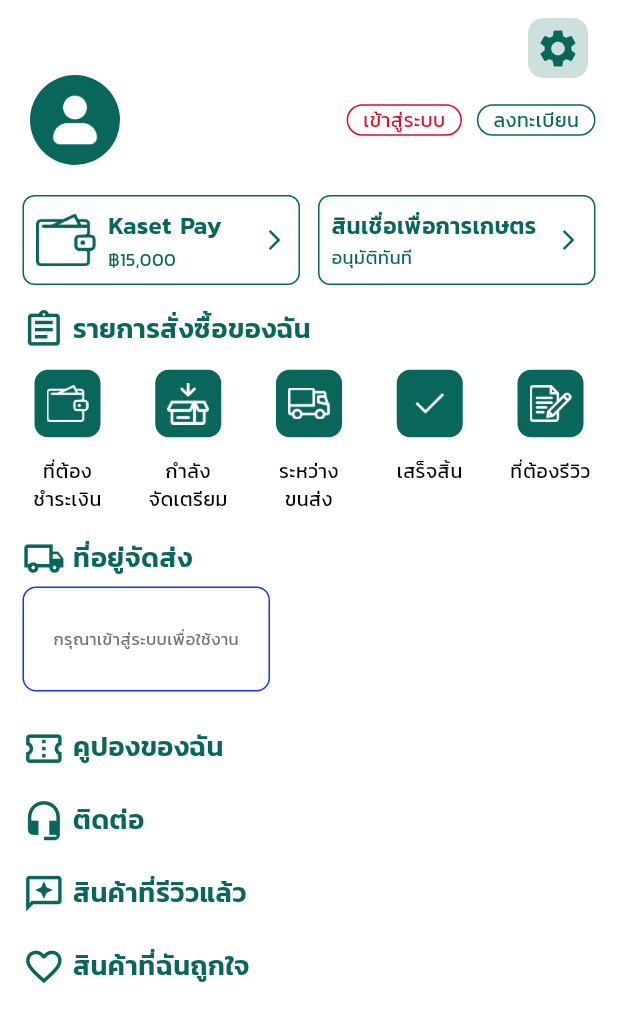
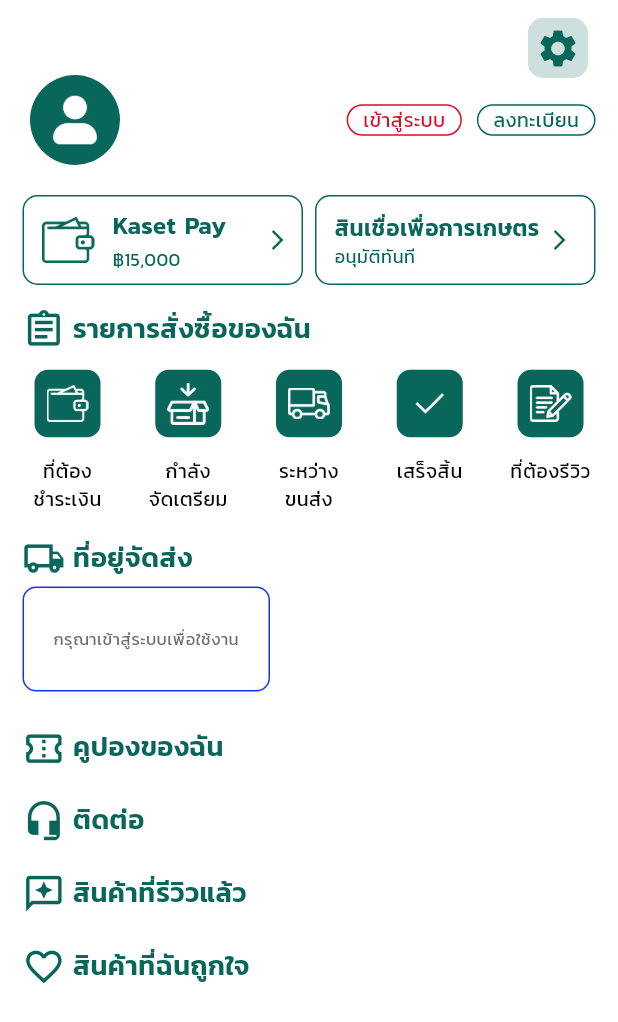
Before and after one commit to webuilddeveloper/kaset_mall_2025_mobile, a Flutter app: the UserInformationCentralPage screen opened directly, on a phone screen of 412 x 824 dp. Shown: the top 1022 px of the screen. Run offline on Flutter 3.47's test engine with Material 3 defaults, Android fonts, the light colour scheme and no system bars; our stand-ins replace cached_network_image, carousel_slider, dio, easy_localization, firebase_auth, firebase_core and 18 more; missing offline and left inert: clipboard, flutter_facebook_auth, flutter_line_sdk, syncfusion_flutter_pdfviewer; accounts and stored records are empty; network calls fail.

Commit message:
แก้ไขรูป

```diff
--- a/lib/cart.dart
+++ b/lib/cart.dart
@@ -214,6 +214,7 @@ class _CartCentralPageState extends State<CartCentralPage> {
       appBar: AppBar(
         elevation: 0,
         backgroundColor: Colors.white,
+        surfaceTintColor: Colors.transparent,
         automaticallyImplyLeading: false,
         toolbarHeight: AdaptiveTextSize().getadaptiveTextSize(context, 50),
         flexibleSpace: Container(
@@ -943,6 +944,4 @@ class _CartCentralPageState extends State<CartCentralPage> {
           );
         });
   }
-
-
 }
--- a/lib/news_all.dart
+++ b/lib/news_all.dart
@@ -210,6 +210,7 @@ class _NewsAllPageState extends State<NewsAllPage> {
           ],
           elevation: 0,
           backgroundColor: Colors.white,
+          surfaceTintColor: Colors.transparent,
           automaticallyImplyLeading: false,
           toolbarHeight: 50,
           flexibleSpace: Container(
--- a/lib/notification/notification.dart
+++ b/lib/notification/notification.dart
@@ -38,6 +38,7 @@ class _NotificationCentralPage extends State<NotificationCentralPage> {
         appBar: AppBar(
           elevation: 0,
           backgroundColor: Colors.white,
+          surfaceTintColor: Colors.transparent,
           automaticallyImplyLeading: false,
           toolbarHeight: AdaptiveTextSize().getadaptiveTextSize(context, 50),
           flexibleSpace: Container(
--- a/lib/privilege_all.dart
+++ b/lib/privilege_all.dart
@@ -183,6 +183,7 @@ class _PrivilegeAllPageState extends State<PrivilegeAllPage> {
           ],
           elevation: 0,
           backgroundColor: Colors.white,
+          surfaceTintColor: Colors.transparent,
           automaticallyImplyLeading: false,
           toolbarHeight: 50,
           flexibleSpace: Container(
--- a/lib/user_information.dart
+++ b/lib/user_information.dart
@@ -537,7 +537,7 @@ class _UserInformationCentralPageState
                       child: Container(
                         height: 60,
                         decoration: BoxDecoration(
-                          borderRadius: BorderRadius.circular(8),
+                          borderRadius: BorderRadius.circular(10),
                           border: Border.all(
                             color: Theme.of(context).primaryColor,
                           ),
@@ -546,12 +546,12 @@ class _UserInformationCentralPageState
                           children: [
                             Padding(
                               padding: EdgeInsets.symmetric(
-                                  horizontal: 8, vertical: 8),
+                                  horizontal: 12, vertical: 12),
                               child: Image.asset(
                                 'assets/logo/pay.png',
                                 color: Theme.of(context).primaryColor,
-                                width: 40,
-                                height: 40,
+                                width: 35,
+                                height: 35,
                               ),
                             ),
                             Expanded(
@@ -591,8 +591,11 @@ class _UserInformationCentralPageState
                       ),
                     ),
                   ),
-                  SizedBox(width: 12),
+                  SizedBox(
+                    width: 8,
+                  ),
                   Expanded(
+                    flex: 1,
                     child: GestureDetector(
                       onTap: () {
                         print('.........loans clicked');
@@ -608,13 +611,14 @@ class _UserInformationCentralPageState
                           color: Colors.white,
                           border:
                               Border.all(color: Theme.of(context).primaryColor),
-                          borderRadius: BorderRadius.circular(8),
+                          borderRadius: BorderRadius.circular(10),
                         ),
                         child: Row(
                           children: [
                             Padding(
-                              padding:
-                                  const EdgeInsets.symmetric(horizontal: 8),
+                              padding: const EdgeInsets.only(
+                                left: 12,
+                              ),
                               child: Column(
                                 mainAxisAlignment: MainAxisAlignment.center,
                                 crossAxisAlignment: CrossAxisAlignment.start,
@@ -627,7 +631,6 @@ class _UserInformationCentralPageState
                                       fontWeight: FontWeight.w600,
                                     ),
                                   ),
-                                  SizedBox(height: 2),
                                   Text(
                                     'อนุมัติทันที',
                                     style: TextStyle(
@@ -638,13 +641,10 @@ class _UserInformationCentralPageState
                                 ],
                               ),
                             ),
-                            Padding(
-                              padding: EdgeInsets.only(right: 0),
-                              child: Icon(
-                                Icons.arrow_forward_ios,
-                                color: Theme.of(context).primaryColor,
-                                size: 16,
-                              ),
+                            Icon(
+                              Icons.arrow_forward_ios,
+                              color: Theme.of(context).primaryColor,
+                              size: 16,
                             ),
                           ],
                         ),
@@ -653,7 +653,6 @@ class _UserInformationCentralPageState
                   ),
                 ],
               ),
-
               _rowTitle(Icons.assignment_outlined, 'รายการสั่งซื้อของฉัน',
                   callback: () => {}),
               _orderList(),
--- a/pubspec.yaml
+++ b/pubspec.yaml
@@ -16,7 +16,7 @@ publish_to: 'none' # Remove this line if you wish to publish to pub.dev
 # https://developer.apple.com/library/archive/documentation/General/Reference/InfoPlistKeyReference/Articles/CoreFoundationKeys.html
 # In Windows, build-name is used as the major, minor, and patch parts
 # of the product and file versions while build-number is used as the build suffix.
-version: 0.0.1+7
+version: 0.0.1+10
 
 environment:
   sdk: ^3.5.3
```
Also changed, not shown: lib/home.dart (+19 -18 lines), lib/product_all.dart (+19 -18 lines).
